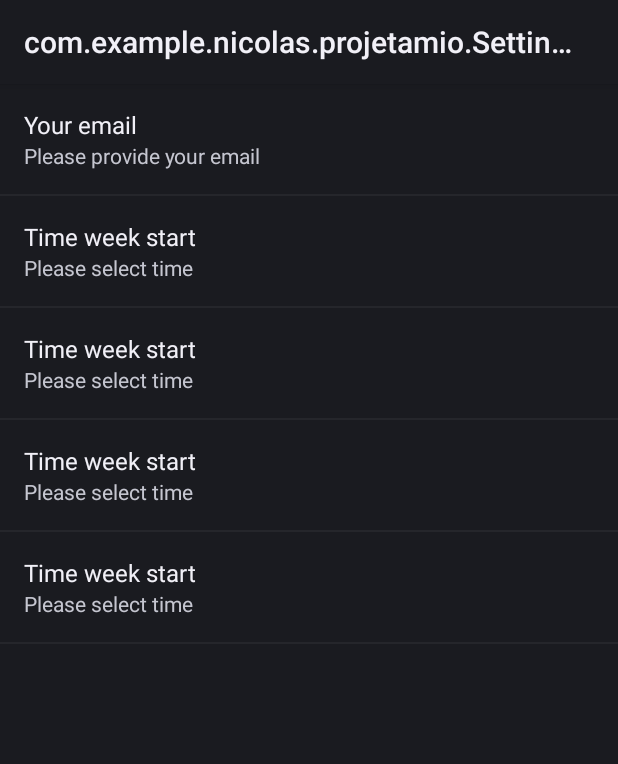
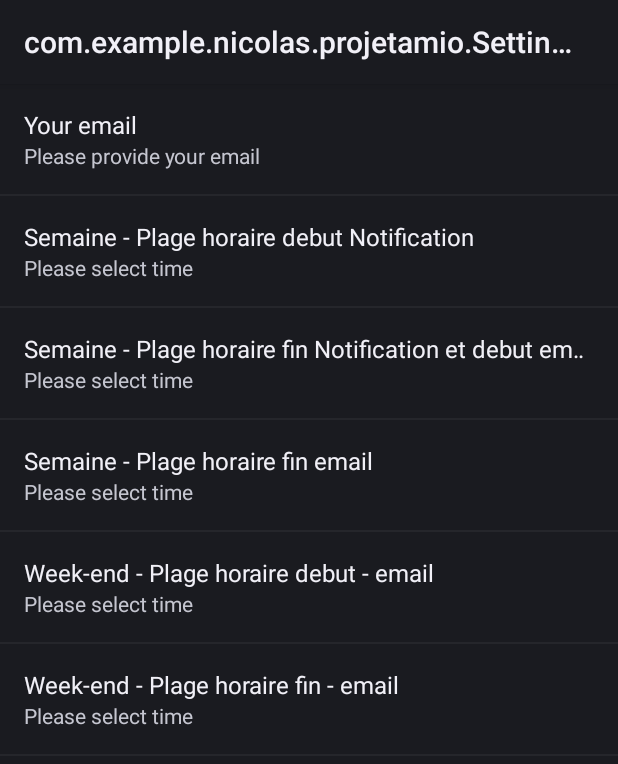
Before and after one commit to ouadiel/amiogrl, an Android app: the Settings screen opened directly, with no data from a screen before it, on a phone screen of 412 x 824 dp. Shown: the top 764 px of the screen. Run offline under Robolectric (Android 15) with nearby library versions, the light colour scheme and no system bars.

Commit message:
You can't commit if there is nothing to commit
Modif sur le preferences.xml

```diff
--- a/ProjetAMIO/app/src/main/res/xml/preferences.xml
+++ b/ProjetAMIO/app/src/main/res/xml/preferences.xml
@@ -6,25 +6,31 @@
         android:inputType="textEmailAddress"
         android:summary="Please provide your email" />
     <EditTextPreference
-        android:title="Time week start"
+        android:title="Semaine - Plage horaire debut Notification"
         android:key="timeWeekStart"
         android:inputType="time"
         android:summary="Please select time"
         android:numeric="integer" />
     <EditTextPreference
-        android:title="Time week start"
+        android:title="Semaine - Plage horaire fin Notification et debut email"
         android:key="timeWeekEnd"
         android:inputType="time"
         android:summary="Please select time"
         android:numeric="integer" />
     <EditTextPreference
-        android:title="Time week start"
+        android:title="Semaine - Plage horaire fin email"
+        android:key="timeWEEnd"
+        android:summary="Please select time"
+        android:inputType="time"
+        android:numeric="integer" />
+    <EditTextPreference
+        android:title="Week-end - Plage horaire debut - email"
         android:key="timeWEStart"
         android:inputType="time"
         android:summary="Please select time"
         android:numeric="integer" />
     <EditTextPreference
-        android:title="Time week start"
+        android:title="Week-end - Plage horaire fin - email"
         android:key="timeWEEnd"
         android:summary="Please select time"
         android:inputType="time"
```
